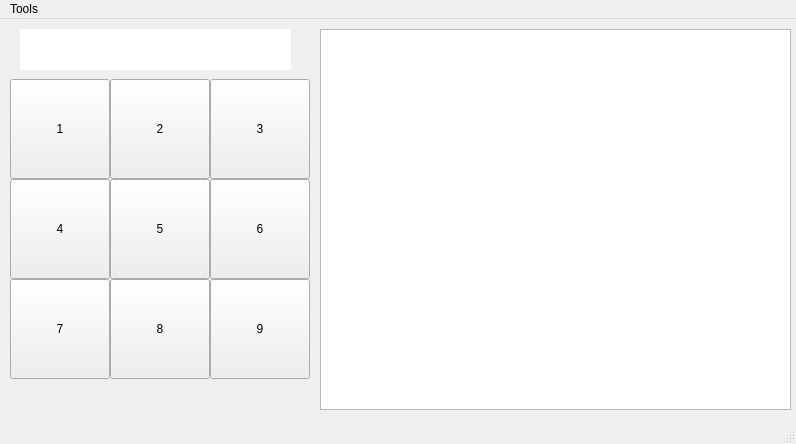
Qt form mainwindow.ui (JonathanXu4/-CSC3220-Lab-3) before a commit.
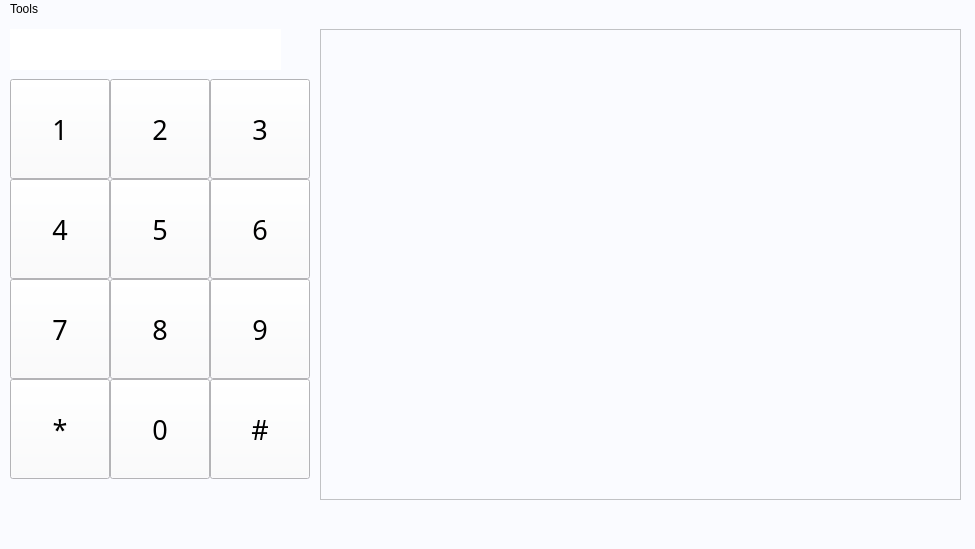
The same form after that commit. Icons and pictures are not drawn.

What changed in the file:
```diff
--- a/mainwindow.ui
+++ b/mainwindow.ui
@@ -6,18 +6,24 @@
    <rect>
     <x>0</x>
     <y>0</y>
-    <width>796</width>
-    <height>444</height>
+    <width>975</width>
+    <height>549</height>
    </rect>
   </property>
   <property name="windowTitle">
    <string>MainWindow</string>
   </property>
+  <property name="styleSheet">
+   <string notr="true">background-color: rgb(250, 251, 255);</string>
+  </property>
   <widget class="QWidget" name="centralwidget">
+   <property name="styleSheet">
+    <string notr="true">QPushButton {border-image:url(C:/Users/Chari/Desktop/Qt/AddressBook/Circle.png)}</string>
+   </property>
    <widget class="QLabel" name="label">
     <property name="geometry">
      <rect>
-      <x>20</x>
+      <x>10</x>
       <y>10</y>
       <width>271</width>
       <height>41</height>
@@ -44,6 +50,17 @@
       <height>100</height>
      </rect>
     </property>
+    <property name="font">
+     <font>
+      <family>Calibri Light</family>
+      <pointsize>20</pointsize>
+      <weight>50</weight>
+      <bold>false</bold>
+     </font>
+    </property>
+    <property name="styleSheet">
+     <string notr="true">border-image:url(C:/Users/Chari/Desktop/Qt/AddressBook/Circle.png)</string>
+    </property>
     <property name="text">
      <string>8</string>
     </property>
@@ -53,8 +70,8 @@
      <rect>
       <x>320</x>
       <y>10</y>
-      <width>471</width>
-      <height>381</height>
+      <width>641</width>
+      <height>471</height>
      </rect>
     </property>
    </widget>
@@ -67,6 +84,12 @@
       <height>100</height>
      </rect>
     </property>
+    <property name="font">
+     <font>
+      <family>Calibri Light</family>
+      <pointsize>20</pointsize>
+     </font>
+    </property>
     <property name="text">
      <string>7</string>
     </property>
@@ -80,6 +103,12 @@
       <height>100</height>
      </rect>
     </property>
+    <property name="font">
+     <font>
+      <family>Calibri Light</family>
+      <pointsize>20</pointsize>
+     </font>
+    </property>
     <property name="text">
      <string>9</string>
     </property>
@@ -93,6 +122,12 @@
       <height>100</height>
      </rect>
     </property>
+    <property name="font">
+     <font>
+      <family>Calibri Light</family>
+      <pointsize>20</pointsize>
+     </font>
+    </property>
     <property name="text">
      <string>1</string>
     </property>
@@ -106,6 +141,12 @@
       <height>100</height>
      </rect>
     </property>
+    <property name="font">
+     <font>
+      <family>Calibri Light</family>
+      <pointsize>20</pointsize>
+     </font>
+    </property>
     <property name="text">
      <string>2</string>
     </property>
@@ -119,6 +160,12 @@
       <height>100</height>
      </rect>
     </property>
+    <property name="font">
+     <font>
+      <family>Calibri Light</family>
+      <pointsize>20</pointsize>
+     </font>
+    </property>
     <property name="text">
      <string>3</string>
     </property>
@@ -132,6 +179,12 @@
       <height>100</height>
      </rect>
     </property>
+    <property name="font">
+     <font>
+      <family>Calibri Light</family>
+      <pointsize>20</pointsize>
+     </font>
+    </property>
     <property name="text">
      <string>4</string>
     </property>
@@ -145,6 +198,12 @@
       <height>100</height>
      </rect>
     </property>
+    <property name="font">
+     <font>
+      <family>Calibri Light</family>
+      <pointsize>20</pointsize>
+     </font>
+    </property>
     <property name="text">
      <string>5</string>
     </property>
@@ -158,17 +217,80 @@
       <height>100</height>
      </rect>
     </property>
+    <property name="font">
+     <font>
+      <family>Calibri Light</family>
+      <pointsize>20</pointsize>
+     </font>
+    </property>
     <property name="text">
      <string>6</string>
     </property>
    </widget>
+   <widget class="QPushButton" name="asterisk">
+    <property name="geometry">
+     <rect>
+      <x>10</x>
+      <y>360</y>
+      <width>100</width>
+      <height>100</height>
+     </rect>
+    </property>
+    <property name="font">
+     <font>
+      <family>Calibri Light</family>
+      <pointsize>20</pointsize>
+     </font>
+    </property>
+    <property name="text">
+     <string>*</string>
+    </property>
+   </widget>
+   <widget class="QPushButton" name="pound">
+    <property name="geometry">
+     <rect>
+      <x>210</x>
+      <y>360</y>
+      <width>100</width>
+      <height>100</height>
+     </rect>
+    </property>
+    <property name="font">
+     <font>
+      <family>Calibri Light</family>
+      <pointsize>20</pointsize>
+     </font>
+    </property>
+    <property name="text">
+     <string>#</string>
+    </property>
+   </widget>
+   <widget class="QPushButton" name="zero">
+    <property name="geometry">
+     <rect>
+      <x>110</x>
+      <y>360</y>
+      <width>100</width>
+      <height>100</height>
+     </rect>
+    </property>
+    <property name="font">
+     <font>
+      <family>Calibri Light</family>
+      <pointsize>20</pointsize>
+     </font>
+    </property>
+    <property name="text">
+     <string>0</string>
+    </property>
+   </widget>
   </widget>
   <widget class="QMenuBar" name="menubar">
    <property name="geometry">
     <rect>
      <x>0</x>
      <y>0</y>
-     <width>796</width>
+     <width>975</width>
      <height>26</height>
     </rect>
    </property>
```
